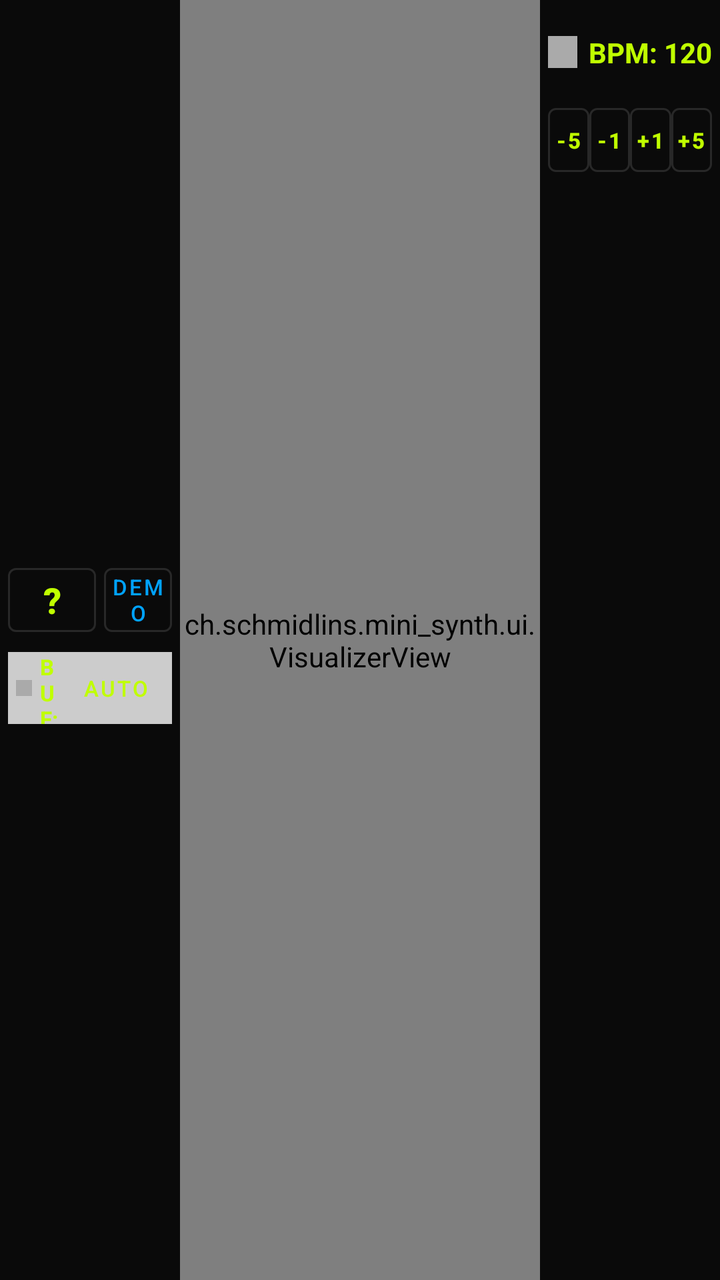
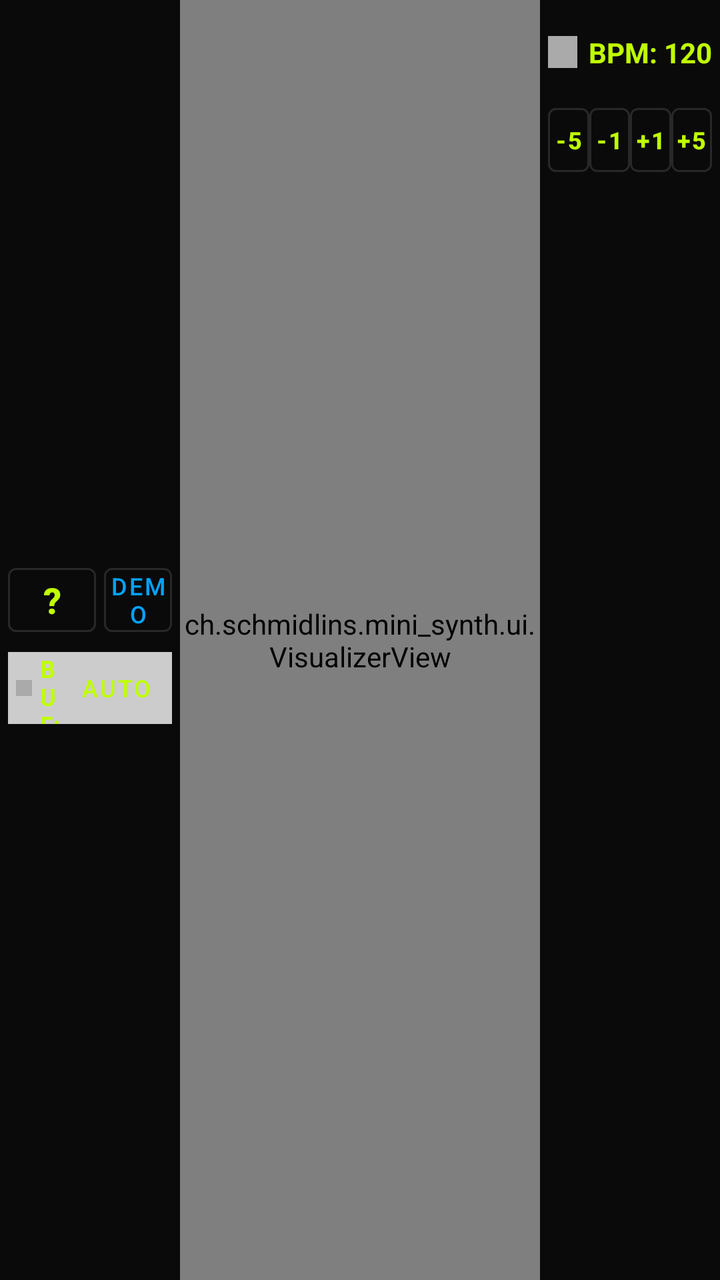

Compare the two renders of this Android layout. The source of the first and the diff that turns it into the second are given below.
<!-- AndroidManifest.xml: application theme Theme.MiniSynth -->
<!-- res/layout/layout_header.xml -->
<?xml version="1.0" encoding="utf-8"?>
<androidx.constraintlayout.widget.ConstraintLayout xmlns:android="http://schemas.android.com/apk/res/android"
    xmlns:app="http://schemas.android.com/apk/res-auto"
    android:id="@+id/top_header"
    android:layout_width="match_parent"
    android:layout_height="match_parent"
    android:background="@color/surface_dark">

    
    <ch.schmidlins.mini_synth.ui.VisualizerView
        android:id="@+id/visualizer_view"
        android:layout_width="0dp"
        android:layout_height="match_parent"
        app:layout_constraintEnd_toEndOf="parent"
        app:layout_constraintStart_toStartOf="parent"
        app:layout_constraintWidth_percent="0.5" />

    
    <androidx.constraintlayout.widget.ConstraintLayout
        android:id="@+id/metronome_container"
        android:layout_width="0dp"
        android:layout_height="match_parent"
        android:padding="4dp"
        app:layout_constraintEnd_toEndOf="parent"
        app:layout_constraintStart_toEndOf="@id/visualizer_view">

        <Button
            android:id="@+id/btn_metronome_toggle"
            style="?attr/materialButtonOutlinedStyle"
            android:layout_width="0dp"
            android:layout_height="44dp"
            android:padding="0dp"
            android:text="@string/header_metronome"
            android:textColor="@color/acid_green"
            android:textSize="11sp"
            android:textStyle="bold"
            app:layout_constraintTop_toTopOf="parent"
            app:layout_constraintStart_toStartOf="parent"
            app:layout_constraintEnd_toStartOf="@id/beat_indicator"
            app:layout_constraintHorizontal_weight="1.2" />

        <View
            android:id="@+id/beat_indicator"
            android:layout_width="16dp"
            android:layout_height="16dp"
            android:layout_marginStart="4dp"
            android:background="@android:color/darker_gray"
            app:layout_constraintTop_toTopOf="@id/btn_metronome_toggle"
            app:layout_constraintBottom_toBottomOf="@id/btn_metronome_toggle"
            app:layout_constraintStart_toEndOf="@id/btn_metronome_toggle"
            app:layout_constraintEnd_toStartOf="@id/tv_bpm_value" />

        <TextView
            android:id="@+id/tv_bpm_value"
            android:layout_width="wrap_content"
            android:layout_height="wrap_content"
            android:layout_marginStart="6dp"
            android:text="BPM: 120"
            android:textColor="@color/acid_green"
            android:textSize="14sp"
            android:textStyle="bold"
            app:layout_constraintTop_toTopOf="@id/btn_metronome_toggle"
            app:layout_constraintBottom_toBottomOf="@id/btn_metronome_toggle"
            app:layout_constraintStart_toEndOf="@id/beat_indicator"
            app:layout_constraintEnd_toEndOf="parent" />

        
        <Button
            android:id="@+id/btn_bpm_down"
            style="?attr/materialButtonOutlinedStyle"
            android:layout_width="0dp"
            android:layout_height="44dp"
            android:padding="0dp"
            android:text="-5"
            android:textColor="@color/acid_green"
            android:textSize="11sp"
            android:textStyle="bold"
            app:layout_constraintTop_toBottomOf="@id/btn_metronome_toggle"
            app:layout_constraintStart_toStartOf="parent"
            app:layout_constraintEnd_toStartOf="@id/btn_bpm_down_fine"
            app:layout_constraintHorizontal_chainStyle="packed" />

        <Button
            android:id="@+id/btn_bpm_down_fine"
            style="?attr/materialButtonOutlinedStyle"
            android:layout_width="0dp"
            android:layout_height="44dp"
            android:padding="0dp"
            android:text="-1"
            android:textColor="@color/acid_green"
            android:textSize="11sp"
            android:textStyle="bold"
            app:layout_constraintTop_toTopOf="@id/btn_bpm_down"
            app:layout_constraintStart_toEndOf="@id/btn_bpm_down"
            app:layout_constraintEnd_toStartOf="@id/btn_bpm_up_fine" />

        <Button
            android:id="@+id/btn_bpm_up_fine"
            style="?attr/materialButtonOutlinedStyle"
            android:layout_width="0dp"
            android:layout_height="44dp"
            android:padding="0dp"
            android:text="+1"
            android:textColor="@color/acid_green"
            android:textSize="11sp"
            android:textStyle="bold"
            app:layout_constraintTop_toTopOf="@id/btn_bpm_down"
            app:layout_constraintStart_toEndOf="@id/btn_bpm_down_fine"
            app:layout_constraintEnd_toStartOf="@id/btn_bpm_up" />

        <Button
            android:id="@+id/btn_bpm_up"
            style="?attr/materialButtonOutlinedStyle"
            android:layout_width="0dp"
            android:layout_height="44dp"
            android:padding="0dp"
            android:text="+5"
            android:textColor="@color/acid_green"
            android:textSize="11sp"
            android:textStyle="bold"
            app:layout_constraintTop_toTopOf="@id/btn_bpm_down"
            app:layout_constraintStart_toEndOf="@id/btn_bpm_up_fine"
            app:layout_constraintEnd_toEndOf="parent" />

    </androidx.constraintlayout.widget.ConstraintLayout>

    
    <LinearLayout
        android:id="@+id/support_container"
        android:layout_width="0dp"
        android:layout_height="match_parent"
        android:gravity="center_vertical"
        android:orientation="vertical"
        android:padding="4dp"
        app:layout_constraintStart_toStartOf="parent"
        app:layout_constraintEnd_toStartOf="@id/visualizer_view">

        
        <LinearLayout
            android:layout_width="match_parent"
            android:layout_height="wrap_content"
            android:gravity="center_vertical"
            android:orientation="horizontal">

            <Button
                android:id="@+id/btn_help_mode"
                style="?attr/materialButtonOutlinedStyle"
                android:layout_width="44dp"
                android:layout_height="44dp"
                android:padding="0dp"
                android:text="@string/header_help"
                android:textColor="@color/acid_green"
                android:textSize="18sp"
                android:textStyle="bold" />

            <Space
                android:layout_width="4dp"
                android:layout_height="match_parent" />

            <Button
                android:id="@+id/btn_demo_mode"
                style="?attr/materialButtonOutlinedStyle"
                android:layout_width="0dp"
                android:layout_height="44dp"
                android:layout_weight="1"
                android:padding="0dp"
                android:text="@string/header_demo"
                android:textColor="@color/electric_blue"
                android:textSize="11sp" />
        </LinearLayout>

        
        <LinearLayout
            android:id="@+id/engine_status_bar"
            android:layout_width="match_parent"
            android:layout_height="36dp"
            android:layout_marginTop="4dp"
            android:background="@color/surface_bright"
            android:gravity="center_vertical"
            android:orientation="horizontal"
            android:paddingHorizontal="4dp">

            <View
                android:id="@+id/midi_status_indicator"
                android:layout_width="8dp"
                android:layout_height="8dp"
                android:background="@android:color/darker_gray" />

            <Space
                android:layout_width="4dp"
                android:layout_height="match_parent" />

            <TextView
                android:id="@+id/tv_latency_status"
                android:layout_width="0dp"
                android:layout_height="wrap_content"
                android:layout_weight="1"
                android:text="BUF: --"
                android:textColor="@color/acid_green"
                android:textSize="11sp"
                android:textStyle="bold" />

            <ToggleButton
                android:id="@+id/toggle_auto_latency"
                style="?attr/materialButtonOutlinedStyle"
                android:layout_width="48dp"
                android:layout_height="32dp"
                android:checked="true"
                android:padding="0dp"
                android:textOff="@string/header_manual"
                android:textOn="@string/header_auto"
                android:textColor="@color/acid_green"
                android:textSize="11sp" />
        </LinearLayout>

    </LinearLayout>

</androidx.constraintlayout.widget.ConstraintLayout>
<!-- resources referenced by this layout -->
<resources>
  <color name="acid_green">#C0FF00</color>
  <color name="electric_blue">#00A3FF</color>
  <color name="surface_bright">#CCCCCC</color>
  <color name="surface_dark">#0A0A0A</color>
  <string name="header_auto">AUTO</string>
  <string name="header_demo">DEMO</string>
  <string name="header_help">?</string>
  <string name="header_manual">MAN</string>
  <string name="header_metronome">MET</string>
  <style name="Theme.MiniSynth" parent="Theme.MaterialComponents.NoActionBar">
          
          <item name="colorPrimary">@color/matte_grey</item>
          <item name="colorOnPrimary">@color/off_white</item>
          
          <item name="colorSecondary">@color/acid_green</item>
          <item name="colorOnSecondary">@color/charcoal</item>
  
          <item name="android:windowBackground">@color/charcoal</item>
          <item name="android:statusBarColor">@color/charcoal</item>
      </style>
  <color name="matte_grey">#1A1A1A</color>
  <color name="off_white">#E1E1E1</color>
  <color name="charcoal">#121212</color>
</resources>

<!-- the commit's change to res/layout/layout_header.xml (unified diff, before → after) -->
@@ -32,7 +32,7 @@
             android:padding="0dp"
             android:text="@string/header_metronome"
             android:textColor="@color/acid_green"
-            android:textSize="11sp"
+            android:textSize="12sp"
             android:textStyle="bold"
             app:layout_constraintTop_toTopOf="parent"
             app:layout_constraintStart_toStartOf="parent"
@@ -73,7 +73,7 @@
             android:padding="0dp"
             android:text="-5"
             android:textColor="@color/acid_green"
-            android:textSize="11sp"
+            android:textSize="12sp"
             android:textStyle="bold"
             app:layout_constraintTop_toBottomOf="@id/btn_metronome_toggle"
             app:layout_constraintStart_toStartOf="parent"
@@ -88,7 +88,7 @@
             android:padding="0dp"
             android:text="-1"
             android:textColor="@color/acid_green"
-            android:textSize="11sp"
+            android:textSize="12sp"
             android:textStyle="bold"
             app:layout_constraintTop_toTopOf="@id/btn_bpm_down"
             app:layout_constraintStart_toEndOf="@id/btn_bpm_down"
@@ -102,7 +102,7 @@
             android:padding="0dp"
             android:text="+1"
             android:textColor="@color/acid_green"
-            android:textSize="11sp"
+            android:textSize="12sp"
             android:textStyle="bold"
             app:layout_constraintTop_toTopOf="@id/btn_bpm_down"
             app:layout_constraintStart_toEndOf="@id/btn_bpm_down_fine"
@@ -116,7 +116,7 @@
             android:padding="0dp"
             android:text="+5"
             android:textColor="@color/acid_green"
-            android:textSize="11sp"
+            android:textSize="12sp"
             android:textStyle="bold"
             app:layout_constraintTop_toTopOf="@id/btn_bpm_down"
             app:layout_constraintStart_toEndOf="@id/btn_bpm_up_fine"
@@ -166,7 +166,7 @@
                 android:padding="0dp"
                 android:text="@string/header_demo"
                 android:textColor="@color/electric_blue"
-                android:textSize="11sp" />
+                android:textSize="12sp" />
         </LinearLayout>
 
         
@@ -197,7 +197,7 @@
                 android:layout_weight="1"
                 android:text="BUF: --"
                 android:textColor="@color/acid_green"
-                android:textSize="11sp"
+                android:textSize="12sp"
                 android:textStyle="bold" />
 
             <ToggleButton
@@ -210,7 +210,7 @@
                 android:textOff="@string/header_manual"
                 android:textOn="@string/header_auto"
                 android:textColor="@color/acid_green"
-                android:textSize="11sp" />
+                android:textSize="12sp" />
         </LinearLayout>
 
     </LinearLayout>
